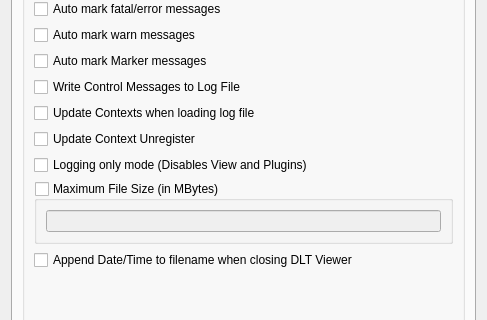
This is src/settingsdialog.ui in COVESA/dlt-viewer as Qt 5 draws it before an edit; both pictures show x 0 to 487 and y 128 to 448 of the 487 by 661 pixel window. The edited form follows.
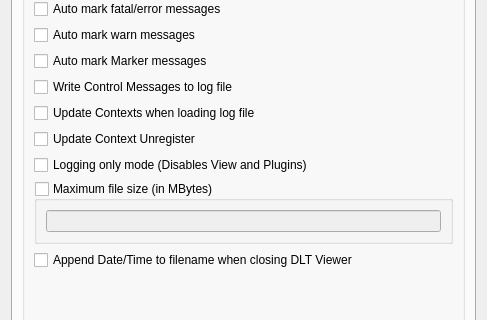
This is the edited form. The open tabs and pages were chosen to show the change. Icons and pictures are not drawn.

Commit message:
add packet version to support email align spelling in settings menu
<Signed-off-by: Gernot Wirschal <gernot.wirschal@bmw.de>

```diff
--- a/src/settingsdialog.ui
+++ b/src/settingsdialog.ui
@@ -751,7 +751,7 @@
           <item row="9" column="0">
            <widget class="QGroupBox" name="groupBoxMaxFileSizeMB">
             <property name="title">
-             <string>Maximum File Size (in MBytes)</string>
+             <string>Maximum file size (in MBytes)</string>
             </property>
             <property name="checkable">
              <bool>true</bool>
@@ -769,7 +769,7 @@
           <item row="5" column="0">
            <widget class="QCheckBox" name="checkBoxWriteControl">
             <property name="text">
-             <string>Write Control Messages to Log File</string>
+             <string>Write Control Messages to log file</string>
             </property>
            </widget>
           </item>
```
The commit also changes 1 other file.
